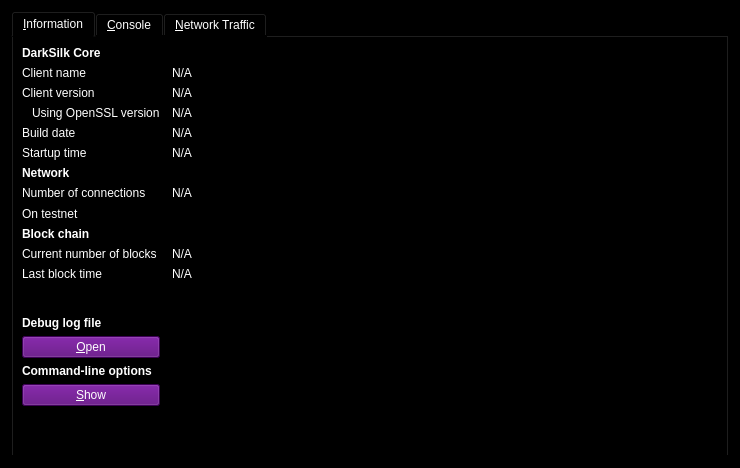
First picture: the form in src/qt/forms/debugconsole.ui, repository waffle-iron/DarkSilk-Release-Candidate, before the edit.
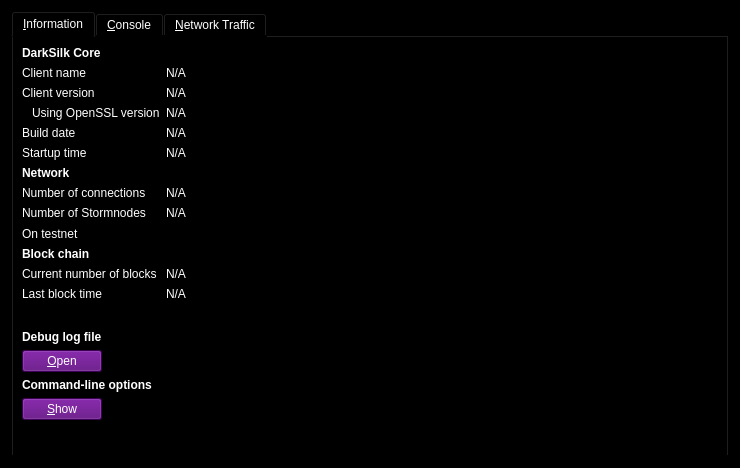
Second picture: the form after the edit. The open tabs and pages were chosen to show the change. Icons and pictures are not drawn. Custom widgets are drawn as their Qt base class.

Commit message: show active/total MNs on info tab / update it in separate timer

What changed in the file:
```diff
--- a/src/qt/forms/debugconsole.ui
+++ b/src/qt/forms/debugconsole.ui
@@ -28,10 +28,7 @@
       <attribute name="title">
        <string>&amp;Information</string>
       </attribute>
-      <layout class="QGridLayout" name="gridLayout" columnstretch="0,1">
-       <property name="horizontalSpacing">
-        <number>12</number>
-       </property>
+      <layout class="QFormLayout" name="formLayout">
        <item row="0" column="0">
         <widget class="QLabel" name="label_9">
          <property name="font">
@@ -200,13 +197,36 @@
         </widget>
        </item>
        <item row="8" column="0">
+        <widget class="QLabel" name="label_15">
+         <property name="text">
+          <string>Number of Stormnodes</string>
+         </property>
+        </widget>
+       </item>
+       <item row="8" column="1">
+        <widget class="QLabel" name="stormnodeCount">
+         <property name="cursor">
+          <cursorShape>IBeamCursor</cursorShape>
+         </property>
+         <property name="text">
+          <string>N/A</string>
+         </property>
+         <property name="textFormat">
+          <enum>Qt::PlainText</enum>
+         </property>
+         <property name="textInteractionFlags">
+          <set>Qt::LinksAccessibleByMouse|Qt::TextSelectableByKeyboard|Qt::TextSelectableByMouse</set>
+         </property>
+        </widget>
+       </item>
+       <item row="9" column="0">
         <widget class="QLabel" name="label_8">
          <property name="text">
           <string>On testnet</string>
          </property>
         </widget>
        </item>
-       <item row="8" column="1">
+       <item row="9" column="1">
         <widget class="QCheckBox" name="isTestNet">
          <property name="enabled">
           <bool>false</bool>
@@ -216,7 +236,7 @@
          </property>
         </widget>
        </item>
-       <item row="9" column="0">
+       <item row="10" column="0">
         <widget class="QLabel" name="label_10">
          <property name="font">
           <font>
@@ -229,14 +249,14 @@
          </property>
         </widget>
        </item>
-       <item row="10" column="0">
+       <item row="11" column="0">
         <widget class="QLabel" name="label_3">
          <property name="text">
           <string>Current number of blocks</string>
          </property>
         </widget>
        </item>
-       <item row="10" column="1">
+       <item row="11" column="1">
         <widget class="QLabel" name="numberOfBlocks">
          <property name="cursor">
           <cursorShape>IBeamCursor</cursorShape>
@@ -252,14 +272,14 @@
          </property>
         </widget>
        </item>
-       <item row="11" column="0">
+       <item row="12" column="0">
         <widget class="QLabel" name="label_2">
          <property name="text">
           <string>Last block time</string>
          </property>
         </widget>
        </item>
-       <item row="11" column="1">
+       <item row="12" column="1">
         <widget class="QLabel" name="lastBlockTime">
          <property name="cursor">
           <cursorShape>IBeamCursor</cursorShape>
@@ -275,7 +295,7 @@
          </property>
         </widget>
        </item>
-       <item row="12" column="0">
+       <item row="13" column="0">
         <spacer name="verticalSpacer_2">
          <property name="orientation">
           <enum>Qt::Vertical</enum>
@@ -283,12 +303,12 @@
          <property name="sizeHint" stdset="0">
           <size>
            <width>20</width>
-           <height>20</height>
+           <height>10</height>
           </size>
          </property>
         </spacer>
        </item>
-       <item row="13" column="0">
+       <item row="14" column="0">
         <widget class="QLabel" name="labelDebugLogfile">
          <property name="font">
           <font>
@@ -301,7 +321,7 @@
          </property>
         </widget>
        </item>
-       <item row="14" column="0">
+       <item row="15" column="0">
         <widget class="QPushButton" name="openDebugLogfileButton">
          <property name="toolTip">
           <string>Open the DarkSilk debug log file from the current data directory. This can take a few seconds for large log files.</string>
@@ -319,7 +339,7 @@
          </property>
         </widget>
        </item>
-       <item row="15" column="0">
+       <item row="16" column="0">
         <widget class="QLabel" name="labelCLOptions">
          <property name="font">
           <font>
@@ -332,7 +352,7 @@
          </property>
         </widget>
        </item>
-       <item row="16" column="0">
+       <item row="17" column="0">
         <widget class="QPushButton" name="showCLOptionsButton">
          <property name="toolTip">
           <string>Show the DarkSilk-Qt help message to get a list with possible DarkSilk command-line options.</string>
@@ -350,7 +370,7 @@
          </property>
         </widget>
        </item>
-       <item row="17" column="0">
+       <item row="18" column="0">
         <spacer name="verticalSpacer">
          <property name="orientation">
           <enum>Qt::Vertical</enum>
@@ -358,7 +378,7 @@
          <property name="sizeHint" stdset="0">
           <size>
            <width>20</width>
-           <height>40</height>
+           <height>20</height>
           </size>
          </property>
         </spacer>
```
The commit also changes 7 other files.
